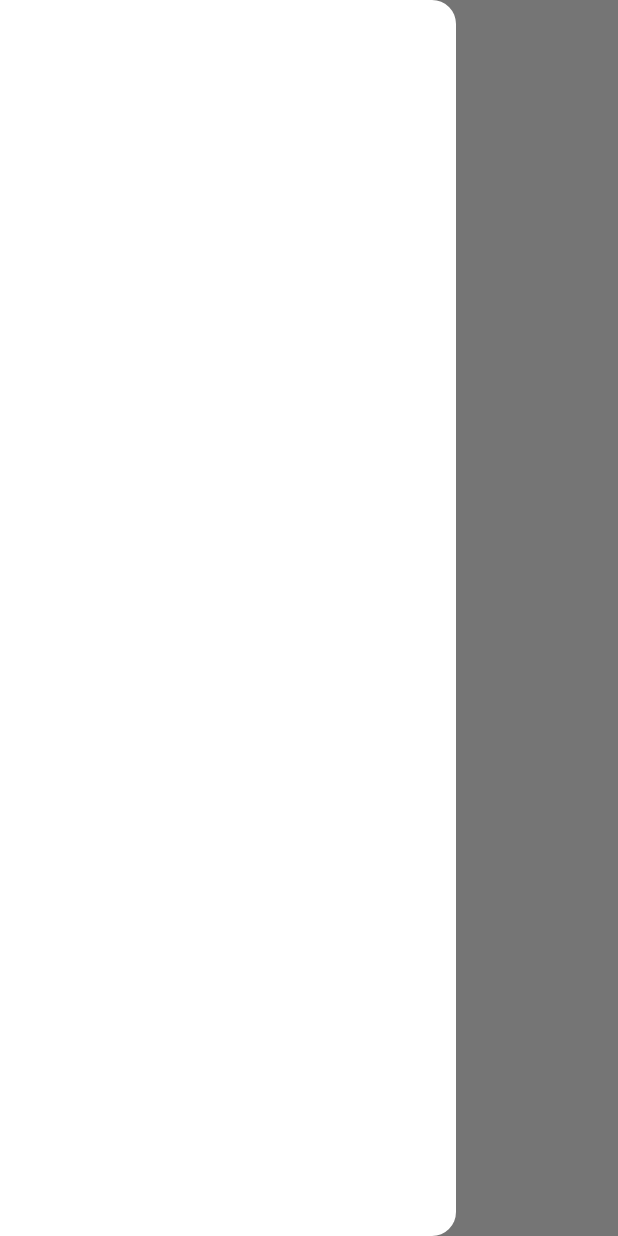
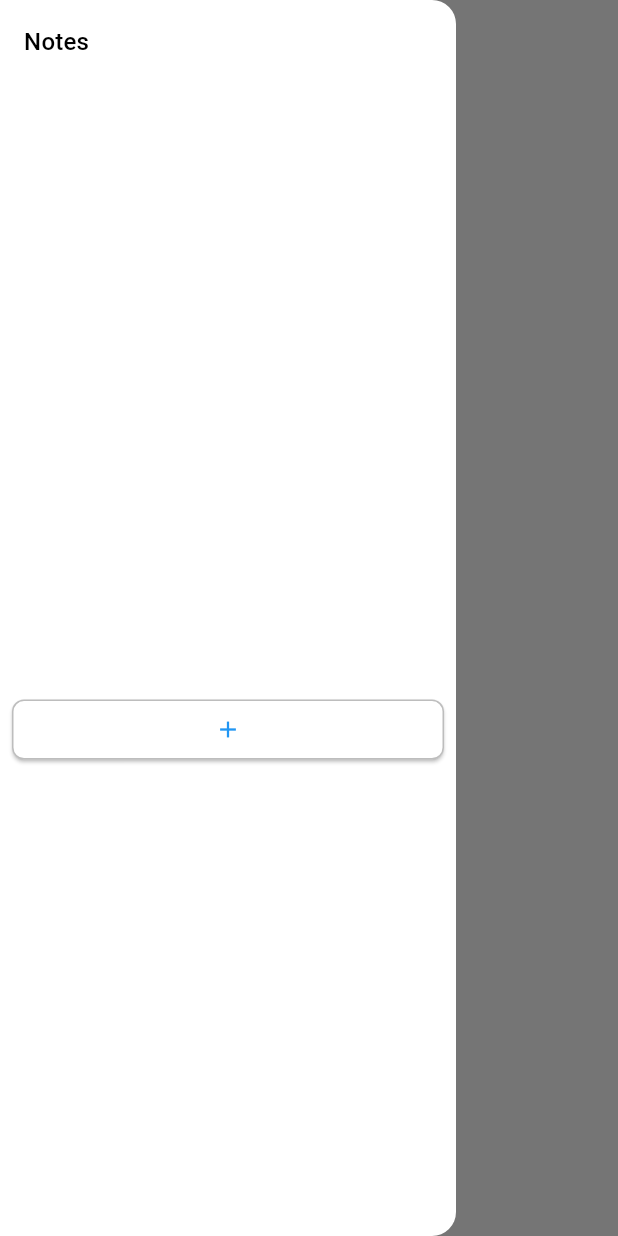
Before and after one commit to ThisIsSidam/blackout_launcher, a Flutter app: the screen it shows after launch, with the side drawer open, on a phone screen of 412 x 824 dp. Run offline on Flutter 3.47's test engine with Material 3 defaults, Android fonts, the phone set to English and light mode, and no system bars; drawn by our look-alikes of dynamic_color; our stand-ins replace fluttertoast, go_router, hive, hive_flutter, hooks_riverpod; missing offline and left inert: installed_apps; accounts and stored records are empty.

Commit message:
Added Notes Section in Drawer
- Added the notes section
- Notes Database
- Notes provider

```diff
--- a/lib/constants/hive_boxes.dart
+++ b/lib/constants/hive_boxes.dart
@@ -1,6 +1,7 @@
 enum HiveBox{
 
   appCategories('app_categories'),
+  notes('NoTeS'),
   ;
 
   const HiveBox(this.name);
--- /dev/null
+++ b/lib/database/notes_db.dart
@@ -0,0 +1,32 @@
+import 'package:blackout_launcher/constants/hive_boxes.dart';
+import 'package:blackout_launcher/feature/Notes/modal/notes_modal.dart';
+import 'package:hive/hive.dart';
+
+class NotesDB {
+  static final Box<dynamic> _box = Hive.box(HiveBox.notes.name);
+  static const String _noteKey = 'NOTES';
+
+  /// Returns all the notes present in the database
+  static List<NoteModal> getNotes() {
+    return _box.get(_noteKey)?.cast<NoteModal>() ?? <NoteModal>[];
+  }
+
+  /// Adds a note.
+  static Future<void> addData(NoteModal note) async {
+    final List<NoteModal> notes = getNotes();
+    notes.add(note);
+    await _box.put(_noteKey, notes);
+  }
+
+  /// Match and remove a note
+  static Future<void> removeData(NoteModal note) async {
+    final List<NoteModal> notes = getNotes();
+    for (final NoteModal n in notes) {
+      if (n == note) {
+        notes.remove(n);
+        break;
+      }
+    }
+    await _box.put(_noteKey, notes);
+  }
+}
--- /dev/null
+++ b/lib/feature/Notes/modal/notes_modal.dart
@@ -0,0 +1,31 @@
+import 'package:hive/hive.dart';
+
+part 'notes_modal.g.dart';
+
+@HiveType(typeId: 0)
+class NoteModal {
+
+  @HiveField(0)
+  final int id;
+
+  @HiveField(1)
+  String text;
+
+  NoteModal({
+    required this.id,
+    required this.text,
+  });
+
+  @override
+  bool operator ==(Object other) {
+    if (identical(this, other)) return true;
+    return other is NoteModal && id == other.id;
+  }
+
+  int compareTo(NoteModal other) {
+    return id - other.id;
+  }
+
+  @override
+  int get hashCode => id.hashCode ^ text.hashCode;
+}
--- /dev/null
+++ b/lib/feature/Notes/provider/notes_provider.dart
@@ -0,0 +1,35 @@
+import 'package:blackout_launcher/database/notes_db.dart';
+import 'package:blackout_launcher/feature/Notes/modal/notes_modal.dart';
+import 'package:flutter/material.dart';
+import 'package:hooks_riverpod/hooks_riverpod.dart';
+
+class NotesNotifier extends ChangeNotifier {
+
+  List<NoteModal> notes = NotesDB.getNotes();
+
+  void addNewNote() {
+    final NoteModal note = NoteModal(
+      id: DateTime.now().microsecondsSinceEpoch,
+      text: ''
+    );
+    notes.insert(0, note);
+    notifyListeners();
+  }
+
+  void removeNote(NoteModal note) {
+    NotesDB.removeData(note);
+    notes = NotesDB.getNotes();
+    notifyListeners();
+  }
+
+  void updateNote(NoteModal note) {
+    NotesDB.removeData(note);
+    NotesDB.addData(note);
+  }
+
+  void updateNotes(List<NoteModal> notes) {
+    // notes = notes;
+  }
+}
+
+final notesProvider = ChangeNotifierProvider<NotesNotifier>((ref) => NotesNotifier());
--- /dev/null
+++ b/lib/feature/Notes/widget/notes_section.dart
@@ -0,0 +1,101 @@
+import 'package:blackout_launcher/feature/Notes/modal/notes_modal.dart';
+import 'package:blackout_launcher/feature/Notes/provider/notes_provider.dart';
+import 'package:flutter/material.dart';
+import 'package:hooks_riverpod/hooks_riverpod.dart';
+
+class NotesSection extends ConsumerWidget {
+  const NotesSection({super.key});
+
+  @override
+  Widget build(BuildContext context, WidgetRef ref) {
+
+    final List<NoteModal> notes = ref.watch(notesProvider).notes;
+    notes.sort((a, b) => a.compareTo(b));
+
+    return SizedBox(
+      height: MediaQuery.of(context).size.height * 0.6,
+      child: Column(
+        crossAxisAlignment: CrossAxisAlignment.start,
+        children: [
+          Padding(
+            padding: const EdgeInsets.only(left: 8.0),
+            child: Text(
+              'Notes',
+              style: Theme.of(context).textTheme.titleMedium,
+            ),
+          ),
+          Expanded(
+            child: StatefulBuilder(
+               builder: (context, setState) {
+                return ReorderableListView(
+                  shrinkWrap: true,
+                  children: [
+                    for (NoteModal note in notes)
+                      _buildNoteWidget(note, ref),
+                  ],
+                  onReorder: (int oldIndex, int newIndex) {
+                    if (oldIndex < newIndex) {
+                      newIndex -= 1;
+                    }
+                    final NoteModal item = notes.removeAt(oldIndex);
+                    notes.insert(newIndex, item);
+                    ref.read(notesProvider).updateNotes(notes);
+                    setState(() {});
+                  },
+                );
+              }
+            ),
+          ),
+          _buildNewNoteButton(ref)
+        ],
+      ),
+    );
+  }
+
+  Widget _buildNoteWidget(NoteModal note, WidgetRef ref) {
+
+    final TextEditingController controller = TextEditingController(
+      text: note.text
+    );
+
+    return Container(
+      key: ValueKey(note.id),
+      width: double.infinity,
+      decoration: BoxDecoration(
+        color: Colors.black26,
+        borderRadius: BorderRadius.circular(8),
+      ),
+      padding: const EdgeInsets.all(8),
+      margin: const EdgeInsets.symmetric(vertical: 4),
+      child: TextField(
+        controller: controller,
+        decoration: null,
+        // expands: true,
+        // minLines: null,
+        maxLines: null,
+        onChanged: (_) {
+          note.text = controller.text;
+          ref.read(notesProvider).updateNote(note);
+        } ,
+      ),
+    );
+  }
+
+  Widget _buildNewNoteButton(WidgetRef ref) {
+    return SizedBox(
+      width: double.infinity,
+      child: ElevatedButton(
+        style: OutlinedButton.styleFrom(
+          shape: RoundedRectangleBorder(
+            side: const BorderSide(color: Colors.black26),
+            borderRadius: BorderRadius.circular(8)
+          )
+        ),
+        onPressed: () {
+          ref.read(notesProvider).addNewNote();
+        },
+        child: const Icon(Icons.add)
+      ),
+    );
+  }
+}
--- a/lib/main.dart
+++ b/lib/main.dart
@@ -1,5 +1,6 @@
 import 'package:blackout_launcher/app.dart';
 import 'package:blackout_launcher/constants/hive_boxes.dart';
+import 'package:blackout_launcher/feature/Notes/modal/notes_modal.dart';
 import 'package:flutter/material.dart';
 import 'package:hive_flutter/hive_flutter.dart';
 import 'package:hooks_riverpod/hooks_riverpod.dart';
@@ -9,6 +10,8 @@ Future<void> main() async {
 
   await Hive.initFlutter();
   await Hive.openBox(HiveBox.appCategories.name);
+  Hive.registerAdapter(NoteModalAdapter());
+  await Hive.openBox(HiveBox.notes.name);
 
   runApp(const ProviderScope(child: MyApp()));
 }
--- a/lib/pages/home_screen/home_screen.dart
+++ b/lib/pages/home_screen/home_screen.dart
@@ -1,7 +1,7 @@
 import 'package:blackout_launcher/pages/home_screen/widgets/app_button.dart';
 import 'package:blackout_launcher/pages/home_screen/widgets/app_tile.dart';
 import 'package:blackout_launcher/pages/home_screen/widgets/clock.dart';
-import 'package:blackout_launcher/pages/home_screen/widgets/drawer.dart';
+import 'package:blackout_launcher/pages/home_screen/widgets/home_drawer.dart';
 import 'package:blackout_launcher/pages/settings_screen/favourites_provider.dart';
 import 'package:blackout_launcher/router/app_router.dart';
 import 'package:flutter/material.dart';
--- a/lib/pages/home_screen/widgets/drawer.dart
+++ /dev/null
@@ -1,10 +0,0 @@
-import 'package:flutter/material.dart';
-
-class HomeDrawer extends StatelessWidget {
-  const HomeDrawer({super.key});
-
-  @override
-  Widget build(BuildContext context) {
-    return const Drawer();
-  }
-}
--- /dev/null
+++ b/lib/pages/home_screen/widgets/home_drawer.dart
@@ -0,0 +1,23 @@
+import 'package:blackout_launcher/feature/Notes/widget/notes_section.dart';
+import 'package:flutter/material.dart';
+
+class HomeDrawer extends StatelessWidget {
+  const HomeDrawer({super.key});
+
+  @override
+  Widget build(BuildContext context) {
+    return const Drawer(
+      child: Padding(
+        padding: EdgeInsets.symmetric(
+          horizontal: 8,
+          vertical: 16
+        ),
+        child: Column(
+          children: [
+            NotesSection()
+          ],
+        ),
+      )
+    );
+  }
+}
--- a/pubspec.yaml
+++ b/pubspec.yaml
@@ -47,6 +47,8 @@ dependencies:
 dev_dependencies:
   flutter_test:
     sdk: flutter
+  hive_generator: ^2.0.1
+  build_runner: ^2.4.12
 
   # The "flutter_lints" package below contains a set of recommended lints to
   # encourage good coding practices. The lint set provided by the package is
```
Also changed, not shown: lib/pages/settings_screen/favourites_screen.dart (+8 -3 lines), lib/feature/Notes/modal/notes_modal.g.dart (added), pubspec.lock.
